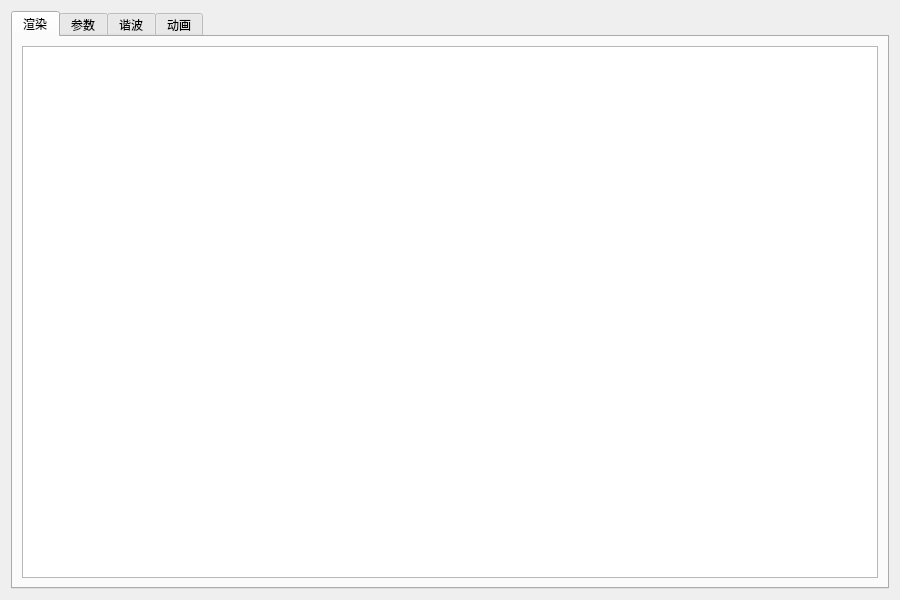
Qt form LogGpt/changelive2dwidget.ui (log159/LogChat) before a commit.
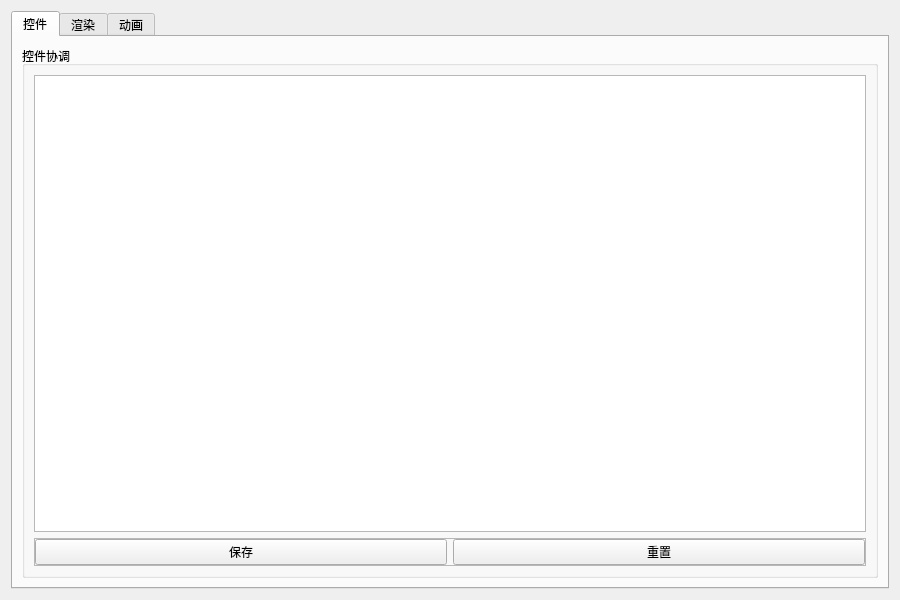
The same form after that commit.

Diff of the .ui file:
```diff
--- a/LogGpt/changelive2dwidget.ui
+++ b/LogGpt/changelive2dwidget.ui
@@ -19,27 +19,133 @@
      <property name="currentIndex">
       <number>0</number>
      </property>
+     <widget class="QWidget" name="tab_parameter">
+      <attribute name="title">
+       <string>控件</string>
+      </attribute>
+      <layout class="QHBoxLayout" name="horizontalLayout">
+       <item>
+        <widget class="QGroupBox" name="groupBox_parameter">
+         <property name="minimumSize">
+          <size>
+           <width>200</width>
+           <height>0</height>
+          </size>
+         </property>
+         <property name="title">
+          <string>控件协调</string>
+         </property>
+         <layout class="QVBoxLayout" name="verticalLayout">
+          <item>
+           <widget class="QListWidget" name="listWidget_parameter"/>
+          </item>
+          <item>
+           <widget class="QFrame" name="frame">
+            <property name="frameShape">
+             <enum>QFrame::StyledPanel</enum>
+            </property>
+            <property name="frameShadow">
+             <enum>QFrame::Raised</enum>
+            </property>
+            <layout class="QHBoxLayout" name="horizontalLayout_2">
+             <property name="leftMargin">
+              <number>0</number>
+             </property>
+             <property name="topMargin">
+              <number>0</number>
+             </property>
+             <property name="rightMargin">
+              <number>0</number>
+             </property>
+             <property name="bottomMargin">
+              <number>0</number>
+             </property>
+             <item>
+              <widget class="QPushButton" name="pushButton_save_parameter">
+               <property name="text">
+                <string>保存</string>
+               </property>
+              </widget>
+             </item>
+             <item>
+              <widget class="QPushButton" name="pushButton_reset_parameter">
+               <property name="text">
+                <string>重置</string>
+               </property>
+              </widget>
+             </item>
+            </layout>
+           </widget>
+          </item>
+         </layout>
+        </widget>
+       </item>
+      </layout>
+     </widget>
      <widget class="QWidget" name="tab">
       <attribute name="title">
        <string>渲染</string>
       </attribute>
       <layout class="QGridLayout" name="gridLayout">
        <item row="0" column="0">
-        <widget class="QListWidget" name="listWidget"/>
+        <widget class="QGroupBox" name="groupBox_drawing">
+         <property name="minimumSize">
+          <size>
+           <width>200</width>
+           <height>0</height>
+          </size>
+         </property>
+         <property name="title">
+          <string>渲染控制</string>
+         </property>
+         <layout class="QVBoxLayout" name="verticalLayout_2">
+          <item>
+           <widget class="QListWidget" name="listWidget_drawing"/>
+          </item>
+          <item>
+           <widget class="QFrame" name="frame_2">
+            <property name="frameShape">
+             <enum>QFrame::StyledPanel</enum>
+            </property>
+            <property name="frameShadow">
+             <enum>QFrame::Raised</enum>
+            </property>
+            <layout class="QHBoxLayout" name="horizontalLayout_3">
+             <property name="leftMargin">
+              <number>0</number>
+             </property>
+             <property name="topMargin">
+              <number>0</number>
+             </property>
+             <property name="rightMargin">
+              <number>0</number>
+             </property>
+             <property name="bottomMargin">
+              <number>0</number>
+             </property>
+             <item>
+              <widget class="QPushButton" name="pushButton_save_drawing">
+               <property name="text">
+                <string>保存</string>
+               </property>
+              </widget>
+             </item>
+             <item>
+              <widget class="QPushButton" name="pushButton_reset_drawing">
+               <property name="text">
+                <string>重置</string>
+               </property>
+              </widget>
+             </item>
+            </layout>
+           </widget>
+          </item>
+         </layout>
+        </widget>
        </item>
       </layout>
      </widget>
-     <widget class="QWidget" name="tab_2">
-      <attribute name="title">
-       <string>参数</string>
-      </attribute>
-     </widget>
-     <widget class="QWidget" name="tab_3">
-      <attribute name="title">
-       <string>谐波</string>
-      </attribute>
-     </widget>
-     <widget class="QWidget" name="tab_4">
+     <widget class="QWidget" name="tab_animation">
       <attribute name="title">
        <string>动画</string>
       </attribute>
```
Left out of the diff: 2 changed lines with no effect on the pictures.
